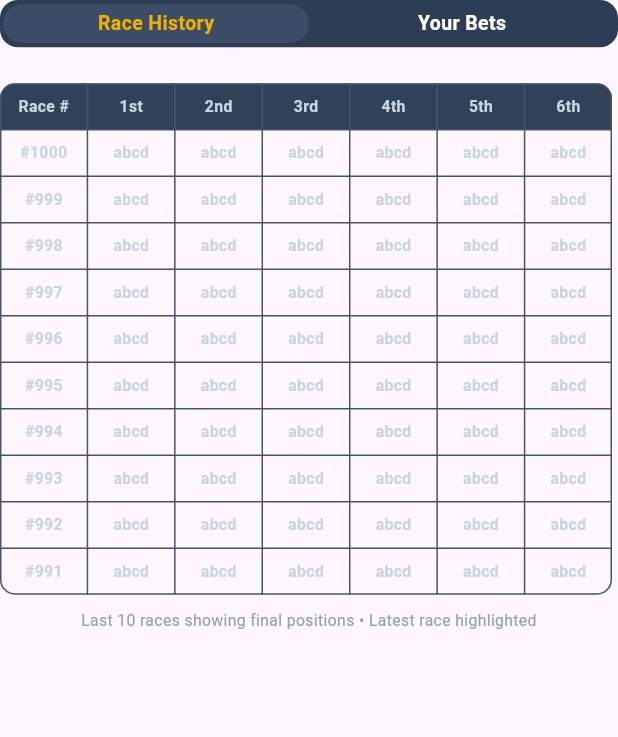
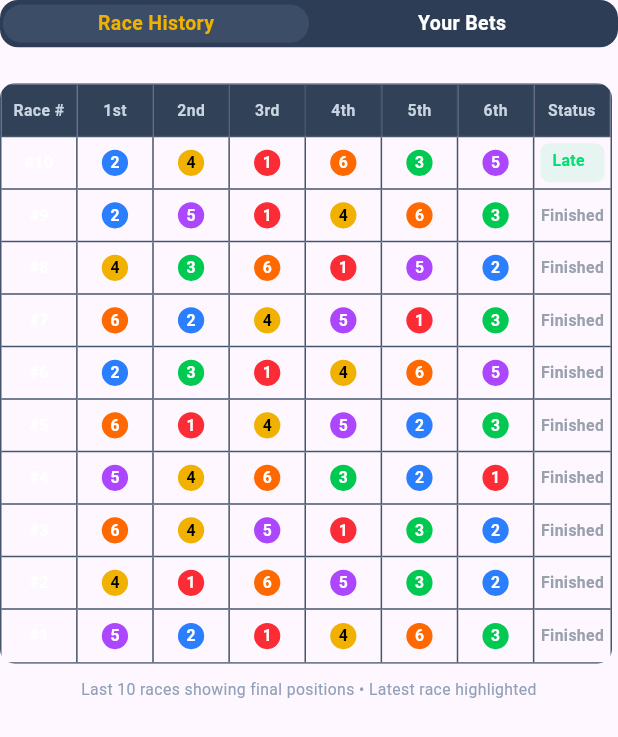
Before and after one commit to mariviaad/karera, a Flutter app: the HistoryMenu widget shown alone on an empty page, opened directly, on a phone screen of 412 x 824 dp. Shown: the top 737 px of the screen. Run offline on Flutter 3.47's test engine with Material 3 defaults, Android fonts, the phone set to English and light mode, and no system bars; our stand-ins replace dio, equatable, flutter_bloc, get_it, go_router, lucide_icons and 1 more; network calls fail.

Commit message:
Race history

```diff
--- /dev/null
+++ b/devtools_options.yaml
@@ -0,0 +1,3 @@
+description: This file stores settings for Dart & Flutter DevTools.
+documentation: https://docs.flutter.dev/tools/devtools/extensions#configure-extension-enablement-states
+extensions:
--- /dev/null
+++ b/lib/features/game/data/repositories/result_repositories.dart
@@ -0,0 +1,18 @@
+import 'package:karera/core/services/api_client.dart';
+import 'package:karera/features/game/data/models/result_RM.dart';
+import 'package:karera/utils/mocks.dart';
+
+class ResultRepositories {
+  final DioClient _dioClient;
+
+  ResultRepositories(this._dioClient);
+  Future<ResultRm> fetchRaceHistory() async {
+    try {
+      final response = await _dioClient.get('/api/result/paged-list');
+      // return ResultRm.fromJson(response.data);
+      return ResultRm.fromJson(mockResults);
+    } catch (e) {
+      throw Exception('Error fetching results: $e');
+    }
+  }
+}
--- /dev/null
+++ b/lib/features/game/presentation/bloc/race_history/race_hist_bloc.dart
@@ -0,0 +1,25 @@
+import 'package:flutter_bloc/flutter_bloc.dart';
+import 'package:karera/features/game/data/models/result.dart';
+import 'package:karera/features/game/data/repositories/result_repositories.dart';
+
+part 'race_hist_state.dart';
+part 'race_hist_event.dart';
+
+class ResultHistoryBloc extends Bloc<ResultHistoryEvent, ResultHistoryState> {
+  final ResultRepositories resultsRepository;
+  ResultHistoryBloc(this.resultsRepository) : super(InitialResultHistory()) {
+    on<FetchResultHistory>(_fetchBets);
+  }
+
+  void _fetchBets(FetchResultHistory event, emit) async {
+    emit(ResultHistoryLoading());
+    try {
+      final results = await resultsRepository.fetchRaceHistory();
+      emit(
+        ResultHistoryLoaded(resultList: results.results, total: results.total),
+      );
+    } catch (error) {
+      emit(ErrorResultHistory(errorMessage: error.toString()));
+    }
+  }
+}
--- /dev/null
+++ b/lib/features/game/presentation/bloc/race_history/race_hist_event.dart
@@ -0,0 +1,7 @@
+part of 'race_hist_bloc.dart';
+
+abstract class ResultHistoryEvent {}
+
+class FetchResultHistory extends ResultHistoryEvent {
+  FetchResultHistory();
+}
--- /dev/null
+++ b/lib/features/game/presentation/bloc/race_history/race_hist_state.dart
@@ -0,0 +1,29 @@
+part of 'race_hist_bloc.dart';
+
+abstract class ResultHistoryState {}
+
+class InitialResultHistory extends ResultHistoryState {}
+
+class ResultHistoryLoading extends ResultHistoryState {
+  ResultHistoryLoading();
+}
+
+class ResultHistoryLoadMore extends ResultHistoryState {
+  final List<Result> oldData;
+  final int total;
+
+  ResultHistoryLoadMore({required this.oldData, required this.total});
+}
+
+class ResultHistoryLoaded extends ResultHistoryState {
+  final List<Result> resultList;
+  final int total;
+
+  ResultHistoryLoaded({required this.resultList, required this.total});
+}
+
+class ErrorResultHistory extends ResultHistoryState {
+  final String errorMessage;
+
+  ErrorResultHistory({required this.errorMessage});
+}
--- a/lib/features/game/presentation/widgets/history_menu.dart
+++ b/lib/features/game/presentation/widgets/history_menu.dart
@@ -1,5 +1,8 @@
 import 'package:flutter/material.dart';
+import 'package:flutter_bloc/flutter_bloc.dart';
+import 'package:karera/core/dependency_injection.dart';
 import 'package:karera/core/theme/constants/colors_const.dart';
+import 'package:karera/features/game/presentation/bloc/race_history/race_hist_bloc.dart';
 import 'package:karera/features/game/presentation/widgets/race_history_table.dart';
 import 'package:karera/features/game/presentation/widgets/your_bets.dart';
 
@@ -15,9 +18,10 @@ class HistoryMenuState extends State<HistoryMenu> {
 
   @override
   Widget build(BuildContext context) {
-    final width = MediaQuery.of(context).size.width;
-
-    return Column(
+    return BlocProvider<ResultHistoryBloc>(
+      create: (context) =>
+          locator<ResultHistoryBloc>()..add(FetchResultHistory()),
+      child: Column(
         crossAxisAlignment: CrossAxisAlignment.start,
         children: [
           Container(
@@ -28,7 +32,10 @@ class HistoryMenuState extends State<HistoryMenu> {
               borderRadius: BorderRadius.circular(12),
             ),
             child: Row(
-            children: [_buildTab("Race History", 0), _buildTab("Your Bets", 1)],
+              children: [
+                _buildTab("Race History", 0),
+                _buildTab("Your Bets", 1),
+              ],
             ),
           ),
 
@@ -66,7 +73,10 @@ class HistoryMenuState extends State<HistoryMenu> {
               child: Text(
                 'Last 10 races showing final positions • Latest race highlighted',
                 textAlign: TextAlign.center,
-              style: const TextStyle(color: Color(0xFF90A1B9), fontSize: 10.5),
+                style: const TextStyle(
+                  color: Color(0xFF90A1B9),
+                  fontSize: 10.5,
+                ),
               ),
             )
           else
@@ -74,10 +84,14 @@ class HistoryMenuState extends State<HistoryMenu> {
               child: Text(
                 'Your betting history • Yellow numbers = Your bets • Gold cells = Race results',
                 textAlign: TextAlign.center,
-              style: const TextStyle(color: Color(0xFF90A1B9), fontSize: 10.5),
+                style: const TextStyle(
+                  color: Color(0xFF90A1B9),
+                  fontSize: 10.5,
+                ),
               ),
             ),
         ],
+      ),
     );
   }
 
--- a/lib/features/game/presentation/widgets/race_history_table.dart
+++ b/lib/features/game/presentation/widgets/race_history_table.dart
@@ -1,10 +1,27 @@
 import 'package:flutter/material.dart';
+import 'package:flutter_bloc/flutter_bloc.dart';
+import 'package:karera/core/theme/constants/colors_const.dart';
+import 'package:karera/features/game/presentation/bloc/race_history/race_hist_bloc.dart';
+import 'package:karera/features/game/presentation/widgets/results_ball.dart';
+import 'package:karera/utils/mocks.dart';
 
 class RaceHistoryTable extends StatelessWidget {
   const RaceHistoryTable({super.key});
 
   @override
   Widget build(BuildContext context) {
+    final screenWidth = MediaQuery.of(context).size.width;
+
+    double fontSize = 12.25;
+    double cellPadding = 6;
+    double rowHeight = 45.5;
+
+    if (screenWidth < 1000) {
+      fontSize = 10.5;
+      cellPadding = 4;
+      rowHeight = 35;
+    }
+
     final List<String> columnHeaders = [
       'Race #',
       '1st',
@@ -13,84 +30,125 @@ class RaceHistoryTable extends StatelessWidget {
       '4th',
       '5th',
       '6th',
-    ];
-    final List<String> rowHeaders = [
-      '#1000',
-      '#999',
-      '#998',
-      '#997',
-      '#996',
-      '#995',
-      '#994',
-      '#993',
-      '#992',
-      '#991',
+      'Status',
     ];
 
+    return BlocBuilder<ResultHistoryBloc, ResultHistoryState>(
+      builder: (context, state) {
         return Padding(
           padding: const EdgeInsetsDirectional.only(top: 12, end: 4),
-      child: Table(
-        border: TableBorder.all(
-          color: const Color(0xFF45556C),
+          child: ClipRRect(
             borderRadius: BorderRadius.circular(10),
+            child: Container(
+              decoration: BoxDecoration(
+                border: Border.all(color: const Color(0xFF45556C)),
               ),
-        defaultVerticalAlignment: TableCellVerticalAlignment.middle,
-        defaultColumnWidth: const IntrinsicColumnWidth(flex: .90),
-        children: List.generate(11, (rowIndex) {
-          if (rowIndex == 0) {
-            return TableRow(
-              children: List.generate(columnHeaders.length, (colIndex) {
-                final bool isTopLeft = colIndex == 0;
-                final bool isTopRight = colIndex == columnHeaders.length - 1;
-
-                return ClipRRect(
-                  borderRadius: BorderRadius.only(
-                    topLeft: isTopLeft
-                        ? const Radius.circular(10)
-                        : Radius.zero,
-                    topRight: isTopRight
-                        ? const Radius.circular(10)
-                        : Radius.zero,
+              child: Column(
+                mainAxisSize: MainAxisSize.min,
+                children: [
+                  Row(
+                    children: columnHeaders.map((header) {
+                      return Expanded(
+                        child: Container(
+                          height: rowHeight,
+                          padding: EdgeInsets.all(cellPadding),
+                          decoration: const BoxDecoration(
+                            color: Color(0xFF314158),
+                            border: Border(
+                              right: BorderSide(color: Color(0xFF45556C)),
+                              bottom: BorderSide(color: Color(0xFF45556C)),
                             ),
-                  child: ColoredBox(
-                    color: const Color(0xFF314158),
-                    child: Padding(
-                      padding: const EdgeInsets.all(8),
+                          ),
                           child: Center(
                             child: Text(
-                          columnHeaders[colIndex],
-                          style: const TextStyle(
+                              header,
+                              style: TextStyle(
                                 color: Color(0xFFCAD5E2),
                                 fontWeight: FontWeight.bold,
-                            fontSize: 10.5,
-                          ),
+                                fontSize: fontSize,
                               ),
                             ),
                           ),
                         ),
                       );
-              }),
+                    }).toList(),
+                  ),
+                  ListView.builder(
+                    shrinkWrap: true,
+                    physics: const NeverScrollableScrollPhysics(),
+                    itemCount: (mockResults["results"] as List).length,
+                    itemBuilder: (context, index) {
+                      final results = mockResults["results"] as List;
+                      final result = results[index] as Map<String, dynamic>;
+                      final placing =
+                          result["resultPlacing"] as Map<String, int>;
+                      final statusValue = result["status"] == 1
+                          ? const StatusText()
+                          : Text(
+                              "Finished",
+                              style: TextStyle(
+                                color: Color(0xFF99A1AF),
+                                fontWeight: FontWeight.w700,
+                                fontSize: fontSize,
+                              ),
                             );
-          }
-          return TableRow(
-            children: List.generate(columnHeaders.length, (colIndex) {
-              return Padding(
-                padding: const EdgeInsets.all(8),
-                child: Center(
-                  child: Text(
-                    colIndex == 0 ? rowHeaders[rowIndex - 1] : 'abcd',
-                    style: const TextStyle(
-                      color: Color(0xFFCAD5E2),
-                      fontWeight: FontWeight.bold,
-                      fontSize: 10.5,
+                      final rowValues = [
+                        "#${result["raceNum"]}",
+                        placing["first"],
+                        placing["second"],
+                        placing["third"],
+                        placing["fourth"],
+                        placing["fifth"],
+                        placing["sixth"],
+                        statusValue,
+                      ];
+                      return Row(
+                        children: rowValues.asMap().entries.map((entry) {
+                          final i = entry.key;
+                          final value = entry.value;
+                          return Expanded(
+                            child: Container(
+                              padding: EdgeInsets.all(cellPadding),
+                              height: rowHeight,
+                              decoration: BoxDecoration(
+                                border: Border(
+                                  right: i != rowValues.length - 1
+                                      ? const BorderSide(
+                                          color: Color(0xFF45556C),
+                                        )
+                                      : BorderSide.none,
+                                  bottom: index != results.length - 1
+                                      ? const BorderSide(
+                                          color: Color(0xFF45556C),
+                                        )
+                                      : BorderSide.none,
+                                ),
+                              ),
+                              alignment: Alignment.center,
+                              child: i >= 1 && i <= 6
+                                  ? ResultBall(number: value as int)
+                                  : value is Widget
+                                  ? value
+                                  : Text(
+                                      value.toString(),
+                                      style: TextStyle(
+                                        color: AppColors.white,
+                                        fontSize: fontSize,
+                                        fontWeight: FontWeight.w700,
                                       ),
                                     ),
                             ),
                           );
-            }),
+                        }).toList(),
                       );
-        }),
+                    },
                   ),
+                ],
+              ),
+            ),
+          ),
+        );
+      },
     );
   }
 }
--- /dev/null
+++ b/lib/features/game/presentation/widgets/results_ball.dart
@@ -0,0 +1,78 @@
+import 'package:flutter/material.dart';
+import 'package:karera/core/theme/constants/colors_const.dart';
+
+class ResultBall extends StatelessWidget {
+  final int number;
+
+  const ResultBall({super.key, required this.number});
+
+  static const List<Color> ballColors = [
+    AppColors.ballRed,
+    AppColors.ballBlue,
+    AppColors.ballGreen,
+    AppColors.ballYellow,
+    AppColors.ballViolet,
+    AppColors.ballOrange,
+  ];
+
+  static const List<Color> textColors = [
+    AppColors.white,
+    AppColors.white,
+    AppColors.white,
+    AppColors.black,
+    AppColors.white,
+    AppColors.white,
+  ];
+
+  @override
+  Widget build(BuildContext context) {
+    final color = ballColors[number - 1];
+    final textColor = textColors[number - 1];
+    final screenWidth = MediaQuery.of(context).size.width;
+    final double size = screenWidth < 1000 ? 17.5 : 28;
+    final double fontSize = screenWidth < 1000 ? 10.5 : 14;
+
+    return Container(
+      width: size,
+      height: size,
+      decoration: BoxDecoration(color: color, shape: BoxShape.circle),
+      alignment: Alignment.center,
+      child: Text(
+        number.toString(),
+        style: TextStyle(
+          color: textColor,
+          fontWeight: FontWeight.bold,
+          fontSize: fontSize,
+        ),
+      ),
+    );
+  }
+}
+
+class StatusText extends StatelessWidget {
+  const StatusText({super.key});
+
+  @override
+  Widget build(BuildContext context) {
+    final screenWidth = MediaQuery.of(context).size.width;
+    double fontSize = 12.25;
+    if (screenWidth < 1000) {
+      fontSize = 10.5;
+    }
+    return Container(
+      padding: const EdgeInsets.symmetric(horizontal: 8, vertical: 4),
+      decoration: BoxDecoration(
+        color: const Color(0x1805DF72),
+        borderRadius: BorderRadius.circular(6),
+      ),
+      child: Text(
+        "Latest",
+        style: TextStyle(
+          color: AppColors.textGreen,
+          fontSize: fontSize,
+          fontWeight: FontWeight.bold,
+        ),
+      ),
+    );
+  }
+}
--- a/lib/features/game/presentation/widgets/your_bets.dart
+++ b/lib/features/game/presentation/widgets/your_bets.dart
@@ -29,9 +29,9 @@ class YourBets extends StatelessWidget {
       margin: const EdgeInsets.all(12),
       padding: const EdgeInsets.all(16),
       decoration: BoxDecoration(
-        color: const Color.fromRGBO(22, 32, 51, 1),
+        color: const Color(0xFF162033),
         borderRadius: BorderRadius.circular(10),
-        border: Border.all(color: const Color.fromRGBO(69, 85, 108, 1)),
+        border: Border.all(color: AppColors.hoverGrey),
       ),
       child: Column(
         mainAxisAlignment: MainAxisAlignment.spaceBetween,
--- a/lib/main.dart
+++ b/lib/main.dart
@@ -1,9 +1,11 @@
 import 'package:flutter/material.dart';
 import 'package:flutter_bloc/flutter_bloc.dart';
+import 'package:karera/core/dependency_injection.dart';
 import 'package:karera/features/game/presentation/bloc/betting/betting_cubit.dart';
 import 'package:karera/features/game/presentation/pages/game_page.dart';
 
 void main() {
+  setUpDependencies();
   runApp(const MyApp());
 }
 
--- a/pubspec.yaml
+++ b/pubspec.yaml
@@ -41,6 +41,7 @@ dependencies:
   equatable: ^2.0.7
   lucide_icons: ^0.257.0
   get_it: ^8.0.3
+  dio: ^5.8.0+1
 
 dev_dependencies:
   flutter_test:
```
Also changed, not shown: lib/core/dependency_injection.dart (added, +12 -0 lines), lib/core/exceptions/exceptions.dart (added, +37 -0 lines), lib/core/services/api_client.dart (added, +75 -0 lines), lib/features/game/data/models/result.dart (added, +56 -0 lines), lib/features/game/data/models/result_rm.dart (added, +19 -0 lines), lib/features/game/dependency_injection.dart (added, +13 -0 lines), lib/utils/mocks.dart (added, +23 -0 lines), pubspec.lock. Lines whose indentation alone changed are shown as unchanged.
